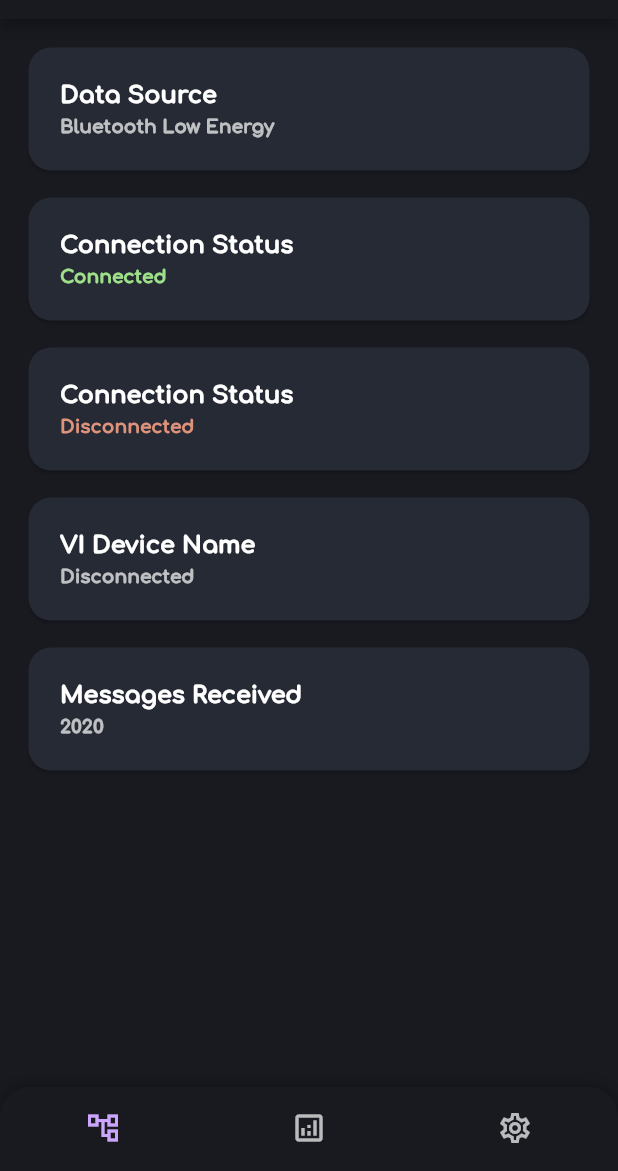
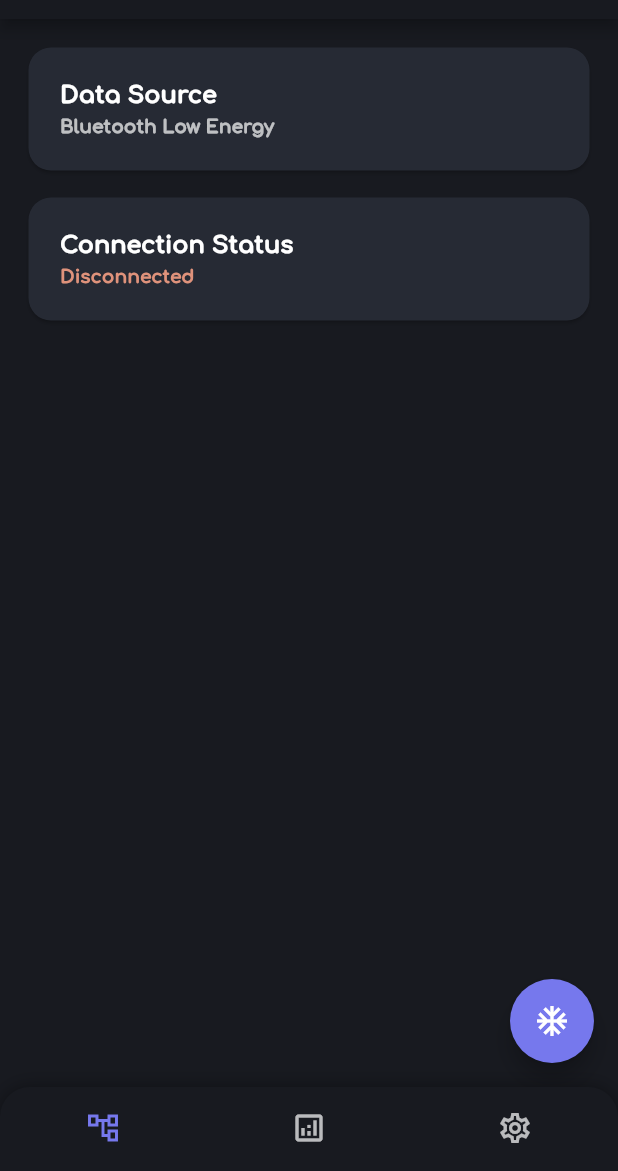
Before and after one commit to Prateek-Prakash/OpenXC, a Flutter app: the screen it shows after launch, on a phone screen of 412 x 824 dp, the part 65-1236 px from its top. Run offline on Flutter 3.47's test engine with Material 2 defaults, Android fonts, the phone set to English and light mode, and no system bars; our stand-ins replace flutter_hooks, hooks_riverpod.

Commit message:
More UI Concept Tinkering

```diff
--- a/lib/main.dart
+++ b/lib/main.dart
@@ -14,7 +14,7 @@ class AppThemeConfig {
     visualDensity: VisualDensity.adaptivePlatformDensity,
     brightness: Brightness.dark,
     primaryColor: Color(0xFF181A20),
-    accentColor: Color(0xFFCBA6FC),
+    accentColor: Color(0xFF7678ED),
     canvasColor: Color(0xFF181A20),
     cardColor: Color(0xFF262A34),
     dialogBackgroundColor: Color(0xFF262A34),
@@ -127,6 +127,11 @@ class BNavigationConfig {
 class ConnectionTab extends HookWidget {
   @override
   Widget build(BuildContext context) {
+    final connectionStatusIndex = useProvider(ConnectionConfig().connectionStatusIndex);
+
+    String connectionStatus = ConnectionConfig().connectionStatuses[connectionStatusIndex.state];
+    Color connectionStatusColor = ConnectionConfig().connectionStatusColors[connectionStatusIndex.state];
+
     return Scaffold(
       appBar: AppBar(
         title: Text('OpenXC'),
@@ -168,51 +173,70 @@ class ConnectionTab extends HookWidget {
                     style: TextStyle(fontWeight: FontWeight.w900),
                   ),
                   subtitle: Text(
-                    'Connected',
-                    style: TextStyle(fontWeight: FontWeight.w900, fontSize: 12.5, color: Color(0xFF9DE089)),
+                    connectionStatus,
+                    style: TextStyle(fontWeight: FontWeight.w900, fontSize: 12.5, color: connectionStatusColor),
                   ),
                 ),
               ),
             ),
-            SizedBox(height: 10.0),
-            Card(
-              shape: RoundedRectangleBorder(
-                borderRadius: BorderRadius.circular(15.0),
-              ),
-              child: Container(
-                padding: EdgeInsets.all(5.0),
-                child: ListTile(
-                  title: Text(
-                    'Connection Status',
-                    style: TextStyle(fontWeight: FontWeight.w900),
-                  ),
-                  subtitle: Text(
-                    'Disconnected',
-                    style: TextStyle(fontWeight: FontWeight.w900, fontSize: 12.5, color: Color(0xFFDF927B)),
-                  ),
-                ),
-              ),
-            ),
-            SizedBox(height: 10.0),
-            Card(
-              shape: RoundedRectangleBorder(
-                borderRadius: BorderRadius.circular(15.0),
-              ),
-              child: Container(
-                padding: EdgeInsets.all(5.0),
-                child: ListTile(
-                  title: Text(
-                    'VI Device Name',
-                    style: TextStyle(fontWeight: FontWeight.w900),
-                  ),
-                  subtitle: Text(
-                    'Disconnected',
-                    style: TextStyle(fontWeight: FontWeight.w900, fontSize: 12.5),
-                  ),
-                ),
-              ),
-            ),
-            SizedBox(height: 10.0),
+          ],
+        ),
+      ),
+      floatingActionButton: FloatingActionButton(
+        child: Icon(Icons.ac_unit_outlined),
+        onPressed: () {
+          if (connectionStatusIndex.state == 0) {
+            connectionStatusIndex.state = 1;
+          } else if (connectionStatusIndex.state == 1) {
+            connectionStatusIndex.state = 0;
+          }
+        },
+      ),
+    );
+  }
+}
+
+class ConnectionConfig {
+  static ConnectionConfig _instance;
+  factory ConnectionConfig() => _instance ??= ConnectionConfig._internal();
+  ConnectionConfig._internal();
+
+  final _dataSourceProvider = StateProvider<String>((ref) => 'Bluetooth Low Energy');
+
+  StateProvider<String> get dataSourceProvider => _dataSourceProvider;
+
+  final _connectionStatusIndex = StateProvider<int>((ref) => 0);
+
+  StateProvider<int> get connectionStatusIndex => _connectionStatusIndex;
+
+  final _connectionStatuses = [
+    'Disconnected',
+    'Connected',
+  ];
+
+  List<String> get connectionStatuses => _connectionStatuses;
+
+  final _connectionStatusColors = [
+    Color(0xFFDF927B),
+    Color(0xFF9DE089),
+  ];
+
+  List<Color> get connectionStatusColors => _connectionStatusColors;
+}
+
+class DashboardTab extends HookWidget {
+  @override
+  Widget build(BuildContext context) {
+    return Scaffold(
+      appBar: AppBar(
+        title: Text('OpenXC'),
+        centerTitle: true,
+      ),
+      body: Container(
+        padding: EdgeInsets.all(15.0),
+        child: Column(
+          crossAxisAlignment: CrossAxisAlignment.stretch,
+          children: [
             Card(
               shape: RoundedRectangleBorder(
                 borderRadius: BorderRadius.circular(15.0),
@@ -238,21 +262,6 @@ class ConnectionTab extends HookWidget {
   }
 }
 
-class DashboardTab extends HookWidget {
-  @override
-  Widget build(BuildContext context) {
-    return Scaffold(
-      appBar: AppBar(
-        title: Text('OpenXC'),
-        centerTitle: true,
-      ),
-      body: Center(
-        child: Text('DASHBOARD'),
-      ),
-    );
-  }
-}
-
 class SettingsTab extends HookWidget {
   @override
   Widget build(BuildContext context) {
```
